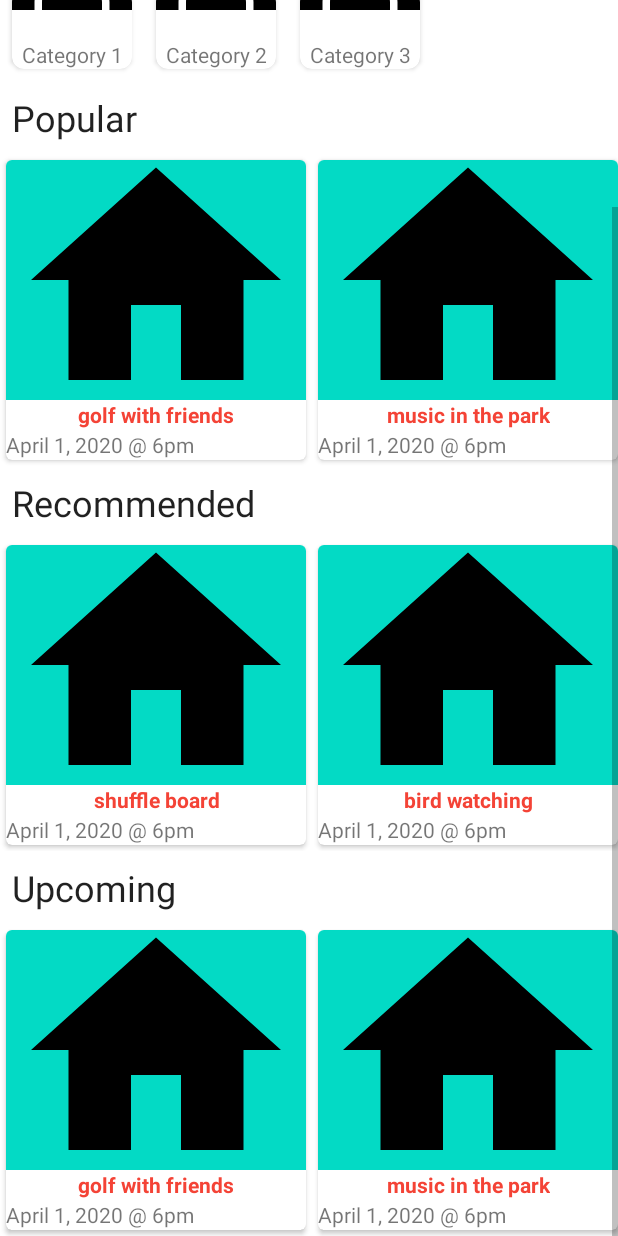
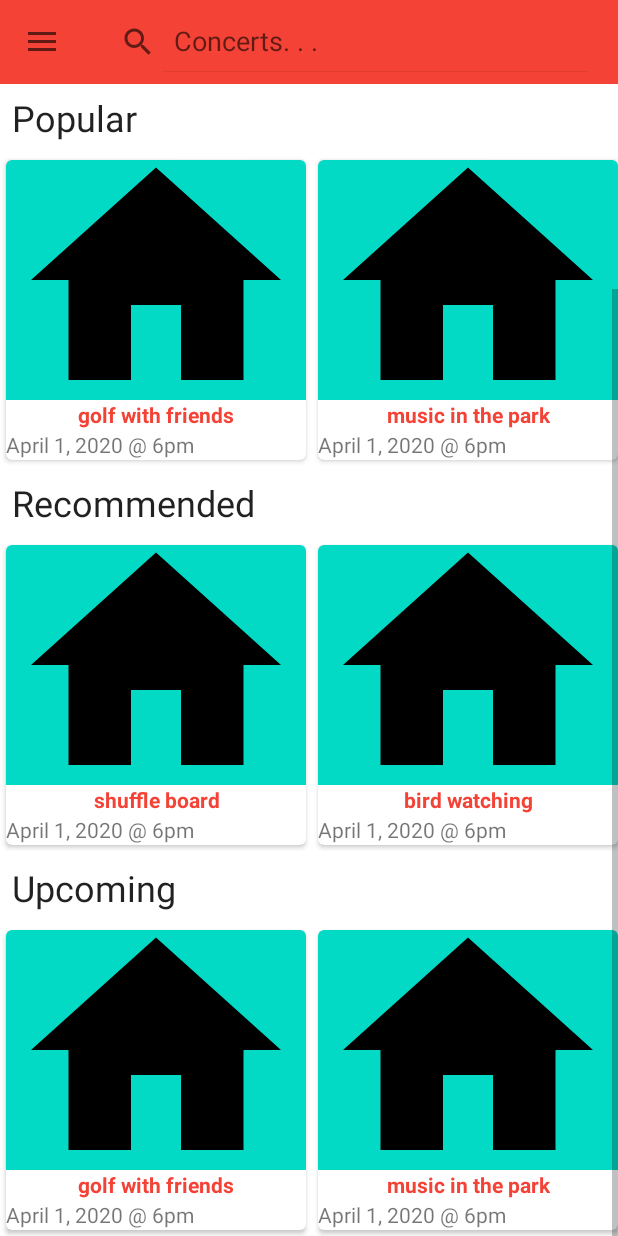
Before and after one commit to CarsonDDD/HCIActivityPlanner, an Android app: the screen it shows after launch (MainActivity), scrolled down 166 dp, on a phone screen of 412 x 824 dp. Run offline under Robolectric (Android 15) with nearby library versions, the phone set to English and light mode, and no system bars.

Commit message:
Covert to fragment

```diff
--- /dev/null
+++ b/app/src/main/java/com/carson/eventplanner/DiscoveryFragment.java
@@ -0,0 +1,96 @@
+package com.carson.eventplanner;
+
+import android.os.Bundle;
+
+import androidx.annotation.NonNull;
+import androidx.annotation.Nullable;
+import androidx.appcompat.app.ActionBarDrawerToggle;
+import androidx.appcompat.app.AppCompatActivity;
+import androidx.appcompat.widget.Toolbar;
+import androidx.drawerlayout.widget.DrawerLayout;
+import androidx.fragment.app.Fragment;
+import androidx.recyclerview.widget.LinearLayoutManager;
+import androidx.recyclerview.widget.RecyclerView;
+
+import android.view.LayoutInflater;
+import android.view.View;
+import android.view.ViewGroup;
+
+import com.carson.eventplanner.objects.Event;
+import com.carson.eventplanner.objects.EventCategory;
+import com.carson.eventplanner.presentation.adapters.DrawerMenuAdapter;
+import com.carson.eventplanner.presentation.adapters.EventAdapter;
+import com.carson.eventplanner.presentation.adapters.EventCategoryAdapter;
+
+import java.util.ArrayList;
+import java.util.List;
+
+public class DiscoveryFragment extends Fragment {
+
+    // event views
+    private RecyclerView rvCategories, rvPopular, rvRecommended, rvUpcoming;
+
+    @Override
+    public void onCreate(Bundle savedInstanceState) {
+        super.onCreate(savedInstanceState);
+    }
+
+    @Override
+    public View onCreateView(LayoutInflater inflater, ViewGroup container,
+                             Bundle savedInstanceState) {
+        // Inflate the layout for this fragment
+        return inflater.inflate(R.layout.fragment_discovery, container, false);
+    }
+
+    @Override
+    public void onViewCreated(@NonNull View view, @Nullable Bundle savedInstanceState){
+
+        // Set up the event categories
+        rvCategories = view.findViewById(R.id.rv_event_categories);
+        List<EventCategory> eventCategories = new ArrayList<>();
+        eventCategories.add(new EventCategory("Category 1"));
+        eventCategories.add(new EventCategory("Category 2"));
+        eventCategories.add(new EventCategory("Category 3"));
+        EventCategoryAdapter eventCategoryAdapter = new EventCategoryAdapter(eventCategories);
+        rvCategories.setAdapter(eventCategoryAdapter);
+
+        // Popular events
+        rvPopular = view.findViewById(R.id.rv_popular_events);
+        //rvPopular.setLayoutManager(new LinearLayoutManager(this));
+        List<Event> popEventList = new ArrayList<>();
+        popEventList.add(new Event("golf with friends"));
+        popEventList.add(new Event("music in the park"));
+        popEventList.add(new Event("game night"));
+        EventAdapter popularEventsAdapter = new EventAdapter(popEventList);
+        rvPopular.setAdapter(popularEventsAdapter);
+
+        // Recommended Events
+        rvRecommended = view.findViewById(R.id.rv_recommended_events);
+        //rvRecommended.setLayoutManager(new LinearLayoutManager(this));
+        List<Event> recommendedList = new ArrayList<>();
+        recommendedList.add(new Event("shuffle board"));
+        recommendedList.add(new Event("bird watching"));
+        recommendedList.add(new Event("Complaining"));
+        EventAdapter recommendedEventsAdapter = new EventAdapter(recommendedList);
+        rvRecommended.setAdapter(recommendedEventsAdapter);
+
+        // Upcoming Events
+        rvUpcoming = view.findViewById(R.id.rv_upcoming_events);
+        //rvUpcoming.setLayoutManager(new LinearLayoutManager(this));
+        List<Event> upcomingList = new ArrayList<>();
+        upcomingList.add(new Event("golf with friends"));
+        upcomingList.add(new Event("music in the park"));
+        upcomingList.add(new Event("game night"));
+        EventAdapter upcomingEventsAdapter = new EventAdapter(upcomingList);
+        rvUpcoming.setAdapter(upcomingEventsAdapter);
+
+    }
+
+    // Event handlers for each card click
+    final private EventCategoryAdapter.OnItemClickListener categoryClick = new EventCategoryAdapter.OnItemClickListener() {
+        @Override
+        public void onItemClick(EventCategory eventCategory) {
+
+        }
+    };
+}
--- a/app/src/main/java/com/carson/eventplanner/presentation/MainActivity.java
+++ b/app/src/main/java/com/carson/eventplanner/presentation/MainActivity.java
@@ -4,6 +4,7 @@ import androidx.appcompat.app.ActionBarDrawerToggle;
 import androidx.appcompat.app.AppCompatActivity;
 import androidx.appcompat.widget.Toolbar;
 import androidx.drawerlayout.widget.DrawerLayout;
+import androidx.fragment.app.FragmentTransaction;
 import androidx.recyclerview.widget.LinearLayoutManager;
 import androidx.recyclerview.widget.RecyclerView;
 
@@ -13,6 +14,7 @@ import android.view.MenuInflater;
 import android.view.MenuItem;
 import android.widget.SearchView;
 
+import com.carson.eventplanner.DiscoveryFragment;
 import com.carson.eventplanner.R;
 import com.carson.eventplanner.objects.Event;
 import com.carson.eventplanner.objects.EventCategory;
@@ -30,9 +32,6 @@ public class MainActivity extends AppCompatActivity {
     private ActionBarDrawerToggle actionBarDrawerToggle;
     private Toolbar toolbar;
 
-    // event views
-    private RecyclerView rvCategories, rvPopular, rvRecommended, rvUpcoming;
-
     private RecyclerView rvDrawerMenu;
 
     @Override
@@ -40,8 +39,13 @@ public class MainActivity extends AppCompatActivity {
         super.onCreate(savedInstanceState);
         setContentView(R.layout.activity_main);
 
+        FragmentTransaction fragmentTransaction = getSupportFragmentManager().beginTransaction();
+        fragmentTransaction.replace(R.id.fragment_container, new DiscoveryFragment());
+        fragmentTransaction.commit();
+
+
         // Set up the toolbar
-        toolbar = (Toolbar)findViewById(R.id.toolbar);
+        Toolbar toolbar = findViewById(R.id.toolbar);
         setSupportActionBar(toolbar);
 
         // Add menu to toolbar
@@ -60,45 +64,6 @@ public class MainActivity extends AppCompatActivity {
         DrawerMenuAdapter drawerMenuAdapter = new DrawerMenuAdapter(drawerItems, menuClick);
         rvDrawerMenu.setAdapter(drawerMenuAdapter);
 
-        // Set up the event categories
-        rvCategories = findViewById(R.id.rv_event_categories);
-        //rvEventCategories.setLayoutManager(new LinearLayoutManager(this));
-        List<EventCategory> eventCategories = new ArrayList<>();
-        eventCategories.add(new EventCategory("Category 1"));
-        eventCategories.add(new EventCategory("Category 2"));
-        eventCategories.add(new EventCategory("Category 3"));
-        EventCategoryAdapter eventCategoryAdapter = new EventCategoryAdapter(eventCategories);
-        rvCategories.setAdapter(eventCategoryAdapter);
-
-        // Popular events
-        rvPopular = findViewById(R.id.rv_popular_events);
-        //rvPopular.setLayoutManager(new LinearLayoutManager(this));
-        List<Event> popEventList = new ArrayList<>();
-        popEventList.add(new Event("golf with friends"));
-        popEventList.add(new Event("music in the park"));
-        popEventList.add(new Event("game night"));
-        EventAdapter popularEventsAdapter = new EventAdapter(popEventList);
-        rvPopular.setAdapter(popularEventsAdapter);
-
-        // Recommended Events
-        rvRecommended = findViewById(R.id.rv_recommended_events);
-        //rvRecommended.setLayoutManager(new LinearLayoutManager(this));
-        List<Event> recommendedList = new ArrayList<>();
-        recommendedList.add(new Event("shuffle board"));
-        recommendedList.add(new Event("bird watching"));
-        recommendedList.add(new Event("Complaining"));
-        EventAdapter recommendedEventsAdapter = new EventAdapter(recommendedList);
-        rvRecommended.setAdapter(recommendedEventsAdapter);
-
-        // Upcoming Events
-        rvUpcoming = findViewById(R.id.rv_upcoming_events);
-        //rvUpcoming.setLayoutManager(new LinearLayoutManager(this));
-        List<Event> upcomingList = new ArrayList<>();
-        upcomingList.add(new Event("golf with friends"));
-        upcomingList.add(new Event("music in the park"));
-        upcomingList.add(new Event("game night"));
-        EventAdapter upcomingEventsAdapter = new EventAdapter(upcomingList);
-        rvUpcoming.setAdapter(upcomingEventsAdapter);
     }
 
     @Override
@@ -125,14 +90,6 @@ public class MainActivity extends AppCompatActivity {
         return true;
     }
 
-    // Event handlers for each card click
-    final private EventCategoryAdapter.OnItemClickListener categoryClick = new EventCategoryAdapter.OnItemClickListener() {
-        @Override
-        public void onItemClick(EventCategory eventCategory) {
-
-        }
-    };
-
     final private DrawerMenuAdapter.OnItemClickListener menuClick = new DrawerMenuAdapter.OnItemClickListener() {
         @Override
         public void onItemClick(int position) {
--- a/app/src/main/res/layout/activity_main.xml
+++ b/app/src/main/res/layout/activity_main.xml
@@ -7,23 +7,21 @@
     android:layout_height="match_parent"
     android:fitsSystemWindows="true">
 
-    <!-- Scroll view nesting all everthing exepct the drawer -->
-    <ScrollView
-        android:layout_width="match_parent"
-        android:layout_height="wrap_content">
+
   <LinearLayout
       android:layout_width="match_parent"
-        android:layout_height="wrap_content"
+      android:layout_height="match_parent"
     android:orientation="vertical">
 
-        <!--Eventually make a way for the toolbar and searchbar to hide when scrolling-->
+
     <!-- Toolbar -->
     <androidx.appcompat.widget.Toolbar
         android:id="@+id/toolbar"
         android:layout_width="match_parent"
         android:layout_height="?attr/actionBarSize"
         android:background="@color/primary"
-            app:title="@string/app_name">
+        app:title="@string/app_name"
+        app:contentInsetStart="0dp">
 
       <!-- Search bar -->
       <androidx.appcompat.widget.SearchView
@@ -39,79 +37,13 @@
 
     </androidx.appcompat.widget.Toolbar>
 
+    <androidx.fragment.app.FragmentContainerView
+        android:layout_width="match_parent"
+        android:layout_height="match_parent"
+        tools:layout="@layout/fragment_discovery"
+        android:id="@+id/fragment_container"/>
+  </LinearLayout>
 
-        <!--==================== Event categories =====================-->
-        <TextView
-            android:id="@+id/tv_event_categories"
-            android:layout_width="match_parent"
-            android:layout_height="wrap_content"
-            android:padding="8dp"
-            android:text="@string/event_categories"
-            android:textAppearance="@style/TextAppearance.AppCompat.Headline"/>
-        <androidx.recyclerview.widget.RecyclerView
-            android:id="@+id/rv_event_categories"
-            android:layout_width="match_parent"
-            android:layout_height="wrap_content"
-            android:orientation="horizontal"
-            tools:listitem="@layout/item_event_category"
-            app:layoutManager="androidx.recyclerview.widget.LinearLayoutManager"
-            app:layout_constraintTop_toBottomOf="@id/tv_event_categories" />
-
-
-        <!--=================== Popular events =============================-->
-        <TextView
-            android:id="@+id/tv_popular_events"
-            android:layout_width="match_parent"
-            android:layout_height="wrap_content"
-            android:padding="8dp"
-            android:text="@string/popular_events"
-            android:textAppearance="@style/TextAppearance.AppCompat.Headline" />
-        <androidx.recyclerview.widget.RecyclerView
-            android:id="@+id/rv_popular_events"
-            android:layout_width="match_parent"
-            android:layout_height="wrap_content"
-            android:orientation="horizontal"
-            tools:listitem="@layout/item_event"
-            app:layoutManager="androidx.recyclerview.widget.LinearLayoutManager"
-            app:layout_constraintTop_toBottomOf="@id/tv_popular_events" />
-
-        <!--=============== Recommended events =======================-->
-        <TextView
-            android:id="@+id/tv_recommended_events"
-            android:layout_width="match_parent"
-            android:layout_height="wrap_content"
-            android:padding="8dp"
-            android:text="@string/recommended_events"
-            android:textAppearance="@style/TextAppearance.AppCompat.Headline" />
-        <androidx.recyclerview.widget.RecyclerView
-            android:id="@+id/rv_recommended_events"
-            android:layout_width="match_parent"
-            android:layout_height="wrap_content"
-            android:orientation="horizontal"
-            tools:listitem="@layout/item_event"
-            app:layoutManager="androidx.recyclerview.widget.LinearLayoutManager"
-            app:layout_constraintTop_toBottomOf="@id/tv_recommended_events" />
-
-        <!--=========== Upcoming events ===================-->
-        <TextView
-            android:id="@+id/tv_upcoming_events"
-            android:layout_width="match_parent"
-            android:layout_height="wrap_content"
-            android:padding="8dp"
-            android:text="@string/upcoming_events"
-            android:textAppearance="@style/TextAppearance.AppCompat.Headline" />
-
-        <androidx.recyclerview.widget.RecyclerView
-            android:id="@+id/rv_upcoming_events"
-            android:layout_width="match_parent"
-            android:layout_height="wrap_content"
-            android:orientation="horizontal"
-            tools:listitem="@layout/item_event"
-            app:layoutManager="androidx.recyclerview.widget.LinearLayoutManager"
-            app:layout_constraintTop_toBottomOf="@id/tv_upcoming_events" />
-
-    </LinearLayout>
-    </ScrollView>
 
     <!-- Navigation drawer. I dont know how this works -->
     <androidx.recyclerview.widget.RecyclerView
--- /dev/null
+++ b/app/src/main/res/layout/fragment_discovery.xml
@@ -0,0 +1,93 @@
+<?xml version="1.0" encoding="utf-8"?>
+<FrameLayout xmlns:android="http://schemas.android.com/apk/res/android"
+    xmlns:tools="http://schemas.android.com/tools"
+    android:layout_width="match_parent"
+    android:layout_height="match_parent"
+    xmlns:app="http://schemas.android.com/apk/res-auto"
+    tools:context=".DiscoveryFragment"
+    android:id="@+id/fragment_discovery">
+
+
+    <!-- Scroll view nesting all everthing exepct the drawer -->
+    <ScrollView
+        android:layout_width="match_parent"
+        android:layout_height="wrap_content">
+        <LinearLayout
+            android:layout_width="match_parent"
+            android:layout_height="wrap_content"
+            android:orientation="vertical">
+
+            <!--==================== Event categories =====================-->
+            <TextView
+                android:id="@+id/tv_event_categories"
+                android:layout_width="match_parent"
+                android:layout_height="wrap_content"
+                android:padding="8dp"
+                android:text="@string/event_categories"
+                android:textAppearance="@style/TextAppearance.AppCompat.Headline"/>
+            <androidx.recyclerview.widget.RecyclerView
+                android:id="@+id/rv_event_categories"
+                android:layout_width="match_parent"
+                android:layout_height="wrap_content"
+                android:orientation="horizontal"
+                tools:listitem="@layout/item_event_category"
+                app:layoutManager="androidx.recyclerview.widget.LinearLayoutManager"
+                app:layout_constraintTop_toBottomOf="@id/tv_event_categories" />
+
+
+            <!--=================== Popular events =============================-->
+            <TextView
+                android:id="@+id/tv_popular_events"
+                android:layout_width="match_parent"
+                android:layout_height="wrap_content"
+                android:padding="8dp"
+                android:text="@string/popular_events"
+                android:textAppearance="@style/TextAppearance.AppCompat.Headline" />
+            <androidx.recyclerview.widget.RecyclerView
+                android:id="@+id/rv_popular_events"
+                android:layout_width="match_parent"
+                android:layout_height="wrap_content"
+                android:orientation="horizontal"
+                tools:listitem="@layout/item_event"
+                app:layoutManager="androidx.recyclerview.widget.LinearLayoutManager"
+                app:layout_constraintTop_toBottomOf="@id/tv_popular_events" />
+
+            <!--=============== Recommended events =======================-->
+            <TextView
+                android:id="@+id/tv_recommended_events"
+                android:layout_width="match_parent"
+                android:layout_height="wrap_content"
+                android:padding="8dp"
+                android:text="@string/recommended_events"
+                android:textAppearance="@style/TextAppearance.AppCompat.Headline" />
+            <androidx.recyclerview.widget.RecyclerView
+                android:id="@+id/rv_recommended_events"
+                android:layout_width="match_parent"
+                android:layout_height="wrap_content"
+                android:orientation="horizontal"
+                tools:listitem="@layout/item_event"
+                app:layoutManager="androidx.recyclerview.widget.LinearLayoutManager"
+                app:layout_constraintTop_toBottomOf="@id/tv_recommended_events" />
+
+            <!--=========== Upcoming events ===================-->
+            <TextView
+                android:id="@+id/tv_upcoming_events"
+                android:layout_width="match_parent"
+                android:layout_height="wrap_content"
+                android:padding="8dp"
+                android:text="@string/upcoming_events"
+                android:textAppearance="@style/TextAppearance.AppCompat.Headline" />
+
+            <androidx.recyclerview.widget.RecyclerView
+                android:id="@+id/rv_upcoming_events"
+                android:layout_width="match_parent"
+                android:layout_height="wrap_content"
+                android:orientation="horizontal"
+                tools:listitem="@layout/item_event"
+                app:layoutManager="androidx.recyclerview.widget.LinearLayoutManager"
+                app:layout_constraintTop_toBottomOf="@id/tv_upcoming_events" />
+
+        </LinearLayout>
+    </ScrollView>
+
+</FrameLayout>
--- a/app/src/main/res/values/strings.xml
+++ b/app/src/main/res/values/strings.xml
@@ -23,4 +23,6 @@
 
     <string name="hello_first_fragment">Hello first fragment</string>
     <string name="hello_second_fragment">Hello second fragment. Arg: %1$s</string>
+    <!-- TODO: Remove or change this placeholder text -->
+    <string name="hello_blank_fragment">Hello blank fragment</string>
 </resources>
```
Lines whose indentation alone changed are shown as unchanged.
